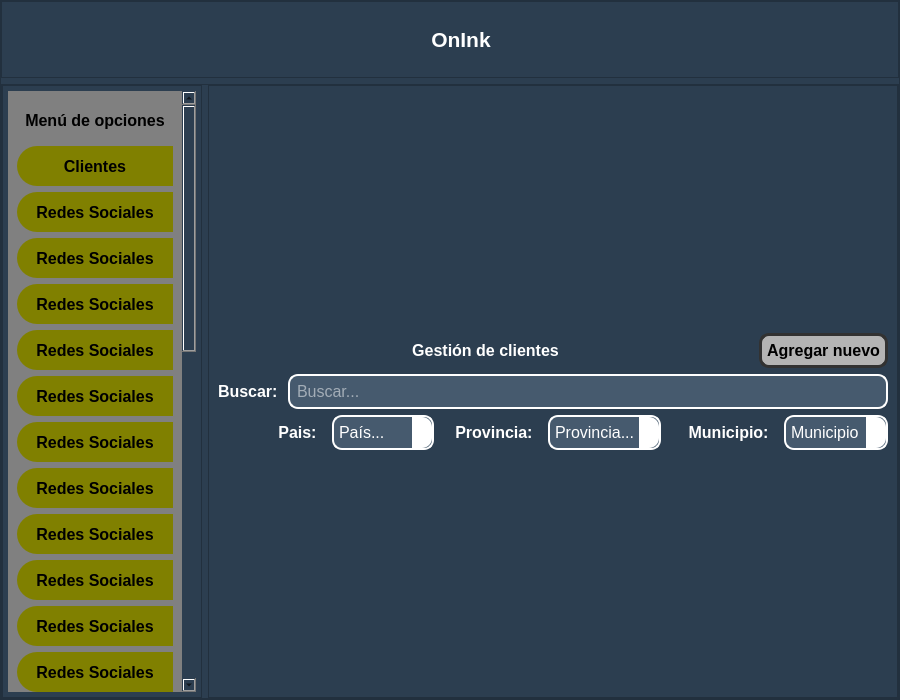
Old version of the form main_window.ui in the repository STITCH9911/onink.
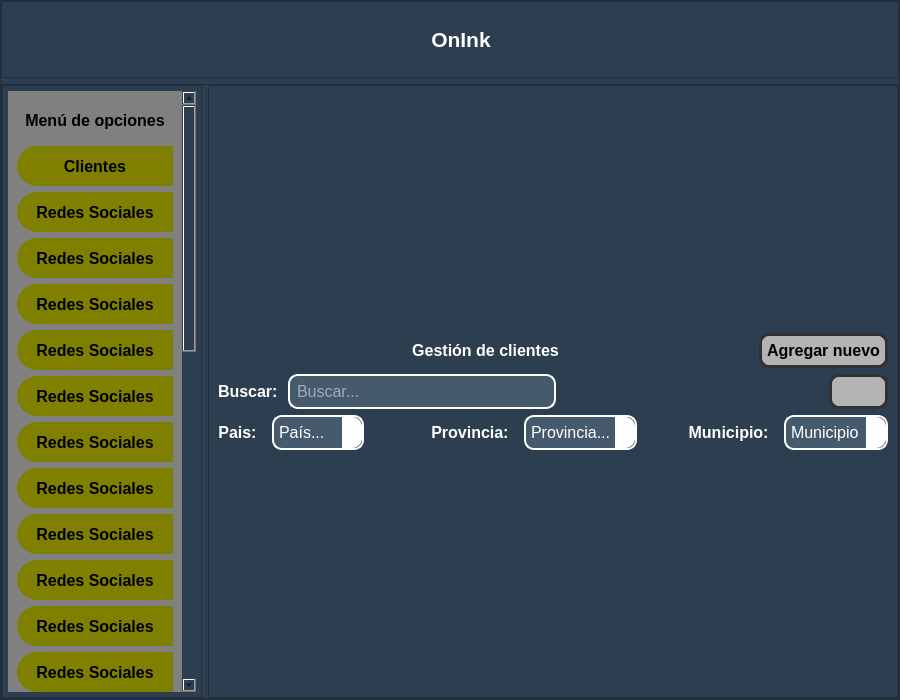
New version of the form. Icons and pictures are not drawn.

Commit message: Dinamic search of Clients

What changed in the file:
```diff
--- a/main_window.ui
+++ b/main_window.ui
@@ -1167,6 +1167,39 @@
                        </property>
                       </widget>
                      </item>
+                     <item>
+                      <spacer name="horizontalSpacer_11">
+                       <property name="orientation">
+                        <enum>Qt::Horizontal</enum>
+                       </property>
+                       <property name="sizeHint" stdset="0">
+                        <size>
+                         <width>40</width>
+                         <height>20</height>
+                        </size>
+                       </property>
+                      </spacer>
+                     </item>
+                     <item>
+                      <widget class="QPushButton" name="bt_refresh_search_clients">
+                       <property name="toolTip">
+                        <string>&lt;html&gt;&lt;head/&gt;&lt;body&gt;&lt;p&gt;Reiniciar filtros de búsqueda&lt;/p&gt;&lt;/body&gt;&lt;/html&gt;</string>
+                       </property>
+                       <property name="text">
+                        <string/>
+                       </property>
+                       <property name="icon">
+                        <iconset>
+                         <normaloff>images/refresh.svg</normaloff>images/refresh.svg</iconset>
+                       </property>
+                       <property name="iconSize">
+                        <size>
+                         <width>32</width>
+                         <height>32</height>
+                        </size>
+                       </property>
+                      </widget>
+                     </item>
                     </layout>
                    </item>
                    <item>
@@ -1193,6 +1226,19 @@
                          </property>
                         </widget>
                        </item>
+                       <item>
+                        <spacer name="horizontalSpacer_9">
+                         <property name="orientation">
+                          <enum>Qt::Horizontal</enum>
+                         </property>
+                         <property name="sizeHint" stdset="0">
+                          <size>
+                           <width>40</width>
+                           <height>20</height>
+                          </size>
+                         </property>
+                        </spacer>
+                       </item>
                       </layout>
                      </item>
                      <item>
@@ -1218,6 +1264,19 @@
                      </item>
                      <item>
                       <layout class="QHBoxLayout" name="horizontalLayout_18">
+                       <item>
+                        <spacer name="horizontalSpacer_10">
+                         <property name="orientation">
+                          <enum>Qt::Horizontal</enum>
+                         </property>
+                         <property name="sizeHint" stdset="0">
+                          <size>
+                           <width>40</width>
+                           <height>20</height>
+                          </size>
+                         </property>
+                        </spacer>
+                       </item>
                        <item>
                         <widget class="QLabel" name="label_18">
                          <property name="text">
```
The commit also changes 11 other files.
